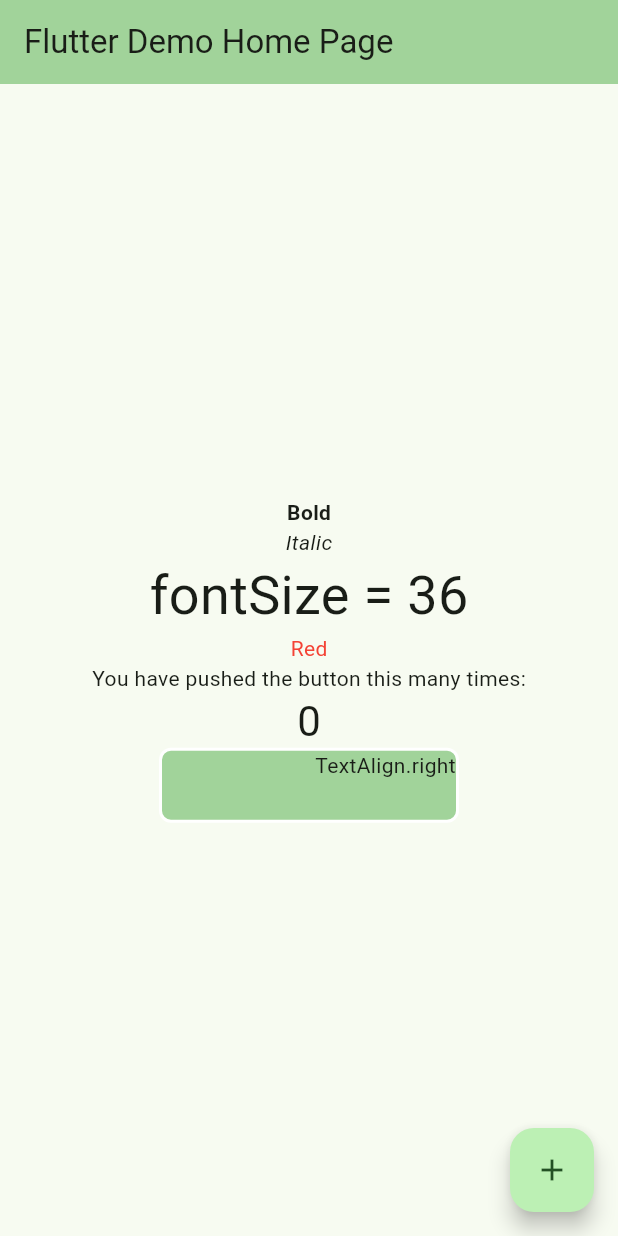
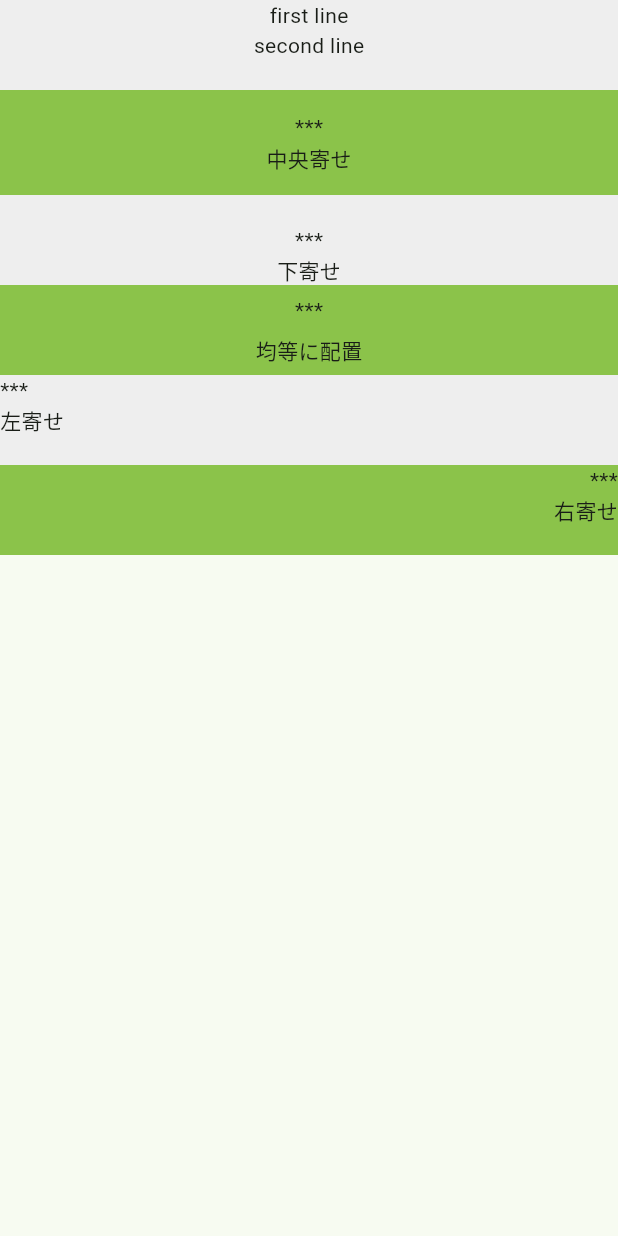
Before and after one commit to skzkhrk/sample, a Flutter app: the screen it shows after launch, on a phone screen of 412 x 824 dp. Run offline on Flutter 3.47's test engine with Material 3 defaults, Android fonts, the phone set to English and light mode, and no system bars.

Commit message:
縦・横に並べる

```diff
--- a/lib/main.dart
+++ b/lib/main.dart
@@ -34,85 +34,165 @@ class MyHomePage extends StatefulWidget {
 }
 
 class _MyHomePageState extends State<MyHomePage> {
-  int _counter = 0;
+  // int _counter = 0;
 
-  void _incrementCounter() {
-    setState(() {
-      // setState()でbuild()を再呼び出し
-      _counter++;
-      debugPrint("HelloWorld");
-    });
-  }
+  // void _incrementCounter() {
+  //   setState(() {
+  //     // setState()でbuild()を再呼び出し
+  //     _counter++;
+  //     debugPrint("HelloWorld");
+  //   });
+  // }
 
   @override
   Widget build(BuildContext context) {
     // マテリアルデザイン用ウィジェット
+    // return Scaffold(
+    //   appBar: AppBar(
+    //     // テーマに合ったカラー
+    //     backgroundColor: Theme.of(context).colorScheme.inversePrimary,
+    //     // 色を直接指定もできる
+    //     // backgroundColor: Colors.lightGreenAccent,
+    //     title: Text(widget.title),
+    //   ),
+    //   body: Center(
+    //     // 中央寄せウィジェット
+    //     child: Column(
+    //       // テキスト用ウィジェット
+    //       mainAxisAlignment: MainAxisAlignment.center,
+    //       children: <Widget>[
+    //         // 太さを指定
+    //         const Text(
+    //           'Bold',
+    //           style: TextStyle(fontWeight: FontWeight.bold),
+    //         ),
+    //         // スタイルを指定
+    //         const Text(
+    //           'Italic',
+    //           style: TextStyle(fontStyle: FontStyle.italic),
+    //         ),
+    //         // サイズを指定
+    //         const Text(
+    //           'fontSize = 36',
+    //           style: TextStyle(fontSize: 36),
+    //         ),
+    //         // 色を指定
+    //         const Text(
+    //           'Red',
+    //           style: TextStyle(color: Colors.red),
+    //         ),
+    //         const Text(
+    //           'You have pushed the button this many times:',
+    //         ),
+    //         Text(
+    //           '$_counter',
+    //           style: Theme.of(context).textTheme.headlineMedium,
+    //         ),
+    //         // コンテナウィジェット
+    //         Container(
+    //           // width: double.infinity,
+    //           width: 200,
+    //           height: 50,
+    //           // colorとdecorationを両方使う場合は、decorationの中のcolorプロパティを利用する
+    //           decoration: BoxDecoration(
+    //             color: Theme.of(context).colorScheme.inversePrimary,
+    //             // 枠線
+    //             border: Border.all(color: Colors.white, width: 2),
+    //             // 角丸
+    //             borderRadius: BorderRadius.circular(8),
+    //           ),
+    //           // 表示位置を指定
+    //           child: const Text('TextAlign.right', textAlign: TextAlign.right),
+    //         ),
+    //       ],
+    //     ),
+
+    //   ),
+    //   // アクションボタン用ウィジェット
+    //   floatingActionButton: FloatingActionButton(
+    //     onPressed: _incrementCounter,
+    //     tooltip: 'Increment',
+    //     child: const Icon(Icons.add),
+    //   ), // 末尾カンマはbuild()の自動フォーマットをいい感じにする
+    // );
+
+    // 縦・横
     return Scaffold(
-      appBar: AppBar(
-        // テーマに合ったカラー
-        backgroundColor: Theme.of(context).colorScheme.inversePrimary,
-        // 色を直接指定もできる
-        // backgroundColor: Colors.lightGreenAccent,
-        title: Text(widget.title),
+      body: Column(
+        children: <Widget>[
+          Container(
+            width: double.infinity,
+            height: 60,
+            color: Colors.grey[200],
+            child: const Column(
+              children: <Widget>[
+                Text('first line'),
+                Text('second line'),
+              ],
             ),
-      body: Center(
-        // 中央寄せウィジェット
-        child: Column(
-          // テキスト用ウィジェット
+          ),
+          Container(
+            width: double.infinity,
+            height: 70,
+            color: Colors.lightGreen,
+            child: const Column(
               mainAxisAlignment: MainAxisAlignment.center,
               children: <Widget>[
-            // 太さを指定
-            const Text(
-              'Bold',
-              style: TextStyle(fontWeight: FontWeight.bold),
+                Text('***'),
+                Text('中央寄せ'),
+              ],
             ),
-            // スタイルを指定
-            const Text(
-              'Italic',
-              style: TextStyle(fontStyle: FontStyle.italic),
           ),
-            // サイズを指定
-            const Text(
-              'fontSize = 36',
-              style: TextStyle(fontSize: 36),
+          Container(
+            width: double.infinity,
+            height: 60,
+            color: Colors.grey[200],
+            child: const Column(
+              mainAxisAlignment: MainAxisAlignment.end,
+              children: <Widget>[
+                Text('***'),
+                Text('下寄せ'),
+              ],
             ),
-            // 色を指定
-            const Text(
-              'Red',
-              style: TextStyle(color: Colors.red),
           ),
-            const Text(
-              'You have pushed the button this many times:',
+          Container(
+            width: double.infinity,
+            height: 60,
+            color: Colors.lightGreen,
+            child: const Column(
+              mainAxisAlignment: MainAxisAlignment.spaceEvenly,
+              children: <Widget>[
+                Text('***'),
+                Text('均等に配置'),
+              ],
             ),
-            Text(
-              '$_counter',
-              style: Theme.of(context).textTheme.headlineMedium,
           ),
-            // コンテナウィジェット
           Container(
-              // width: double.infinity,
-              width: 200,
-              height: 50,
-              // colorとdecorationを両方使う場合は、decorationの中のcolorプロパティを利用する
-              decoration: BoxDecoration(
-                color: Theme.of(context).colorScheme.inversePrimary,
-                // 枠線
-                border: Border.all(color: Colors.white, width: 2),
-                // 角丸
-                borderRadius: BorderRadius.circular(8),
+            width: double.infinity,
+            height: 60,
+            color: Colors.grey[200],
+            child: const Column(
+              crossAxisAlignment: CrossAxisAlignment.start,
+              children: <Widget>[
+                Text('***'),
+                Text('左寄せ'),
+              ],
             ),
-              // 表示位置を指定
-              child: const Text('TextAlign.right', textAlign: TextAlign.right),
+          ),
+          Container(
+            width: double.infinity,
+            height: 60,
+            color: Colors.lightGreen,
+            child: const Column(
+              crossAxisAlignment: CrossAxisAlignment.end,
+              children: <Widget>[
+                Text('***'),
+                Text('右寄せ'),
+              ],
+            ),
           ),
         ],
       ),
-      ),
-      // アクションボタン用ウィジェット
-      floatingActionButton: FloatingActionButton(
-        onPressed: _incrementCounter,
-        tooltip: 'Increment',
-        child: const Icon(Icons.add),
-      ), // 末尾カンマはbuild()の自動フォーマットをいい感じにする
     );
   }
 }
```
Lines whose indentation alone changed are shown as unchanged.
